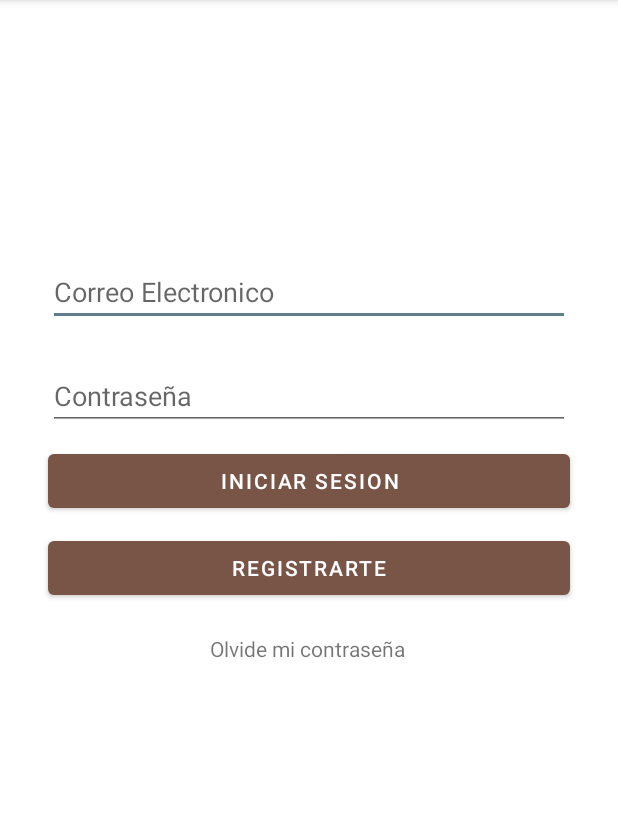
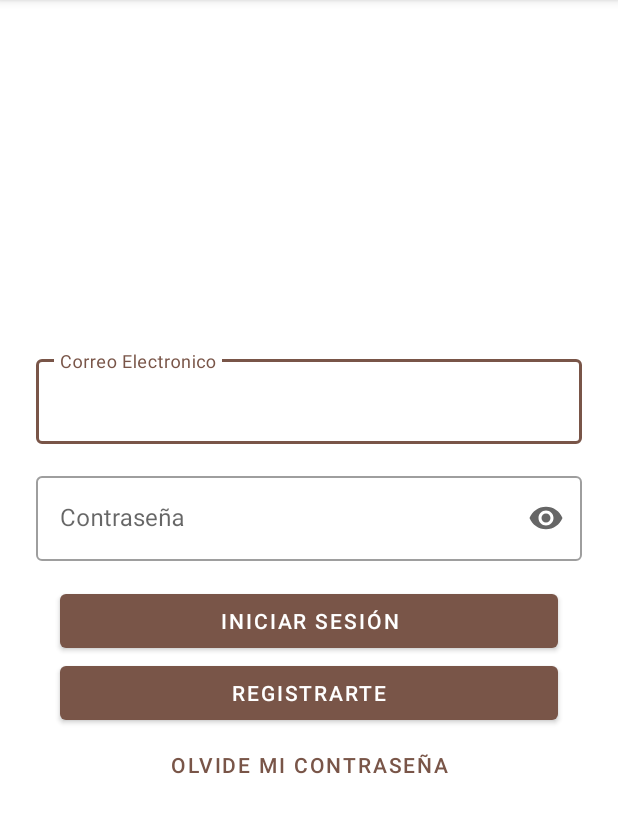
Before and after one commit to RMtzB/CameriereApp, an Android app: the screen it shows after launch (InicioSesionActivity), on a phone screen of 412 x 824 dp, the part 84-917 px from its top. Run offline under Robolectric (Android 15) with nearby library versions, the phone set to English and light mode, and no system bars; our stand-ins replace Firebase (no records; nobody signed in at launch, a user with empty details on screens opened directly).

Commit message:
Se modifico layout iniciar sesion

```diff
--- a/app/src/main/res/layout/activity_iniciosesion.xml
+++ b/app/src/main/res/layout/activity_iniciosesion.xml
@@ -1,5 +1,6 @@
 <?xml version="1.0" encoding="utf-8"?>
-<androidx.constraintlayout.widget.ConstraintLayout xmlns:android="http://schemas.android.com/apk/res/android"
+<androidx.constraintlayout.widget.ConstraintLayout
+  xmlns:android="http://schemas.android.com/apk/res/android"
   xmlns:app="http://schemas.android.com/apk/res-auto"
   xmlns:tools="http://schemas.android.com/tools"
   android:id="@+id/lytInicioSesion"
@@ -9,93 +10,72 @@
 
   <LinearLayout
     android:id="@+id/lyini"
+    android:orientation="vertical"
+    android:layout_width="0dp"
+    android:layout_height="wrap_content"
+    android:layout_marginEnd="24dp"
+    android:layout_marginStart="24dp"
+    app:layout_constraintTop_toTopOf="parent"
+    app:layout_constraintBottom_toBottomOf="parent"
+    app:layout_constraintStart_toStartOf="parent"
+    app:layout_constraintEnd_toEndOf="parent">
+
+    <com.google.android.material.textfield.TextInputLayout
       android:layout_width="match_parent"
-        android:layout_height="match_parent"
-        android:orientation="vertical">
+      android:layout_height="wrap_content"
+      android:layout_marginBottom="16dp"
+      android:hint="Correo Electronico"
+      app:endIconMode="clear_text"
+      style="@style/Widget.MaterialComponents.TextInputLayout.OutlinedBox">
 
       <EditText
         android:id="@+id/txtCorreo"
         android:layout_width="match_parent"
         android:layout_height="wrap_content"
-            android:layout_marginStart="32dp"
-            android:layout_marginLeft="32dp"
-            android:layout_marginTop="172dp"
-            android:layout_marginEnd="32dp"
-            android:layout_marginRight="32dp"
-            android:ems="10"
-            android:hint="Correo Electronico"
         android:inputType="textEmailAddress" />
+
+    </com.google.android.material.textfield.TextInputLayout>
+
+    <com.google.android.material.textfield.TextInputLayout
+      android:layout_width="match_parent"
+      android:layout_height="wrap_content"
+      android:layout_marginBottom="16dp"
+      android:hint="Contraseña"
+      app:endIconMode="password_toggle"
+      style="@style/Widget.MaterialComponents.TextInputLayout.OutlinedBox" >
 
       <EditText
         android:id="@+id/txtContraseña"
         android:layout_width="match_parent"
         android:layout_height="wrap_content"
-            android:layout_marginStart="32dp"
-            android:layout_marginLeft="32dp"
-            android:layout_marginTop="24dp"
-            android:layout_marginEnd="32dp"
-            android:layout_marginRight="32dp"
-            android:ems="10"
-            android:hint="Contraseña"
         android:inputType="textPassword" />
 
-        <Button
+    </com.google.android.material.textfield.TextInputLayout>
+
+    <com.google.android.material.button.MaterialButton
       android:id="@+id/btnIniciarSesion"
       android:layout_width="match_parent"
       android:layout_height="wrap_content"
-            android:layout_marginStart="32dp"
-            android:layout_marginLeft="32dp"
-            android:layout_marginTop="10dp"
-            android:layout_marginEnd="32dp"
-            android:layout_marginRight="32dp"
-            android:text="Iniciar Sesion" />
+      android:layout_marginStart="16dp"
+      android:layout_marginEnd="16dp"
+      android:text="Iniciar sesión" />
 
-        <Button
+    <com.google.android.material.button.MaterialButton
       android:id="@+id/btnRegistrarte1"
       android:layout_width="match_parent"
       android:layout_height="wrap_content"
-            android:layout_marginStart="32dp"
-            android:layout_marginLeft="32dp"
-            android:layout_marginTop="10dp"
-            android:layout_marginEnd="32dp"
-            android:layout_marginRight="32dp"
+      android:layout_marginStart="16dp"
+      android:layout_marginEnd="16dp"
       android:text="Registrarte" />
 
-        <Space
+    <com.google.android.material.button.MaterialButton
+      android:id="@+id/txtOlvC"
       android:layout_width="match_parent"
-            android:layout_height="20dp" />
-
-        <LinearLayout
-            android:layout_width="match_parent"
-            android:layout_height="match_parent"
-            android:orientation="horizontal">
-
-            <Space
-                android:layout_width="140dp"
-                android:layout_height="20dp"
-                />
-
-            <TextView
-                android:id="@+id/txtOlvC"
-                android:layout_width="wrap_content"
       android:layout_height="wrap_content"
+      android:layout_marginStart="16dp"
+      android:layout_marginEnd="16dp"
       android:text="Olvide mi contraseña"
-                tools:ignore="MissingConstraints" />
-
-            <TextView
-                android:id="@+id/txtPruebNombre"
-                android:layout_width="wrap_content"
-                android:layout_height="wrap_content"
-                android:layout_weight="1"
-                tools:visibility="visible" />
-
-            <TextView
-                android:id="@+id/txtPruevApe"
-                android:layout_width="wrap_content"
-                android:layout_height="wrap_content"
-                android:layout_weight="1"
-                android:visibility="visible" />
-        </LinearLayout>
+      style="@style/Widget.MaterialComponents.Button.TextButton" />
 
   </LinearLayout>
 
```
Lines whose indentation alone changed are shown as unchanged.
